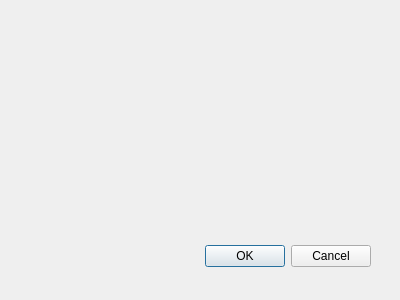
Qt form src/scipyen/gui/proceduredialog.ui (ctigaret/scipyen) before a commit.
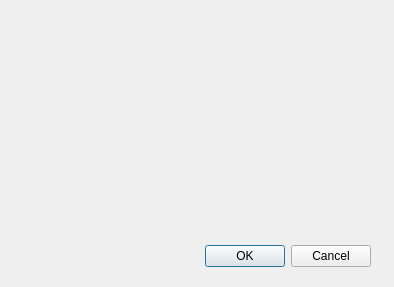
The same form after that commit.

```diff
--- a/src/scipyen/gui/proceduredialog.ui
+++ b/src/scipyen/gui/proceduredialog.ui
@@ -6,8 +6,8 @@
    <rect>
     <x>0</x>
     <y>0</y>
-    <width>400</width>
-    <height>300</height>
+    <width>394</width>
+    <height>287</height>
    </rect>
   </property>
   <property name="windowTitle">
```
Left out of the diff: 4 changed lines with no effect on the pictures.
